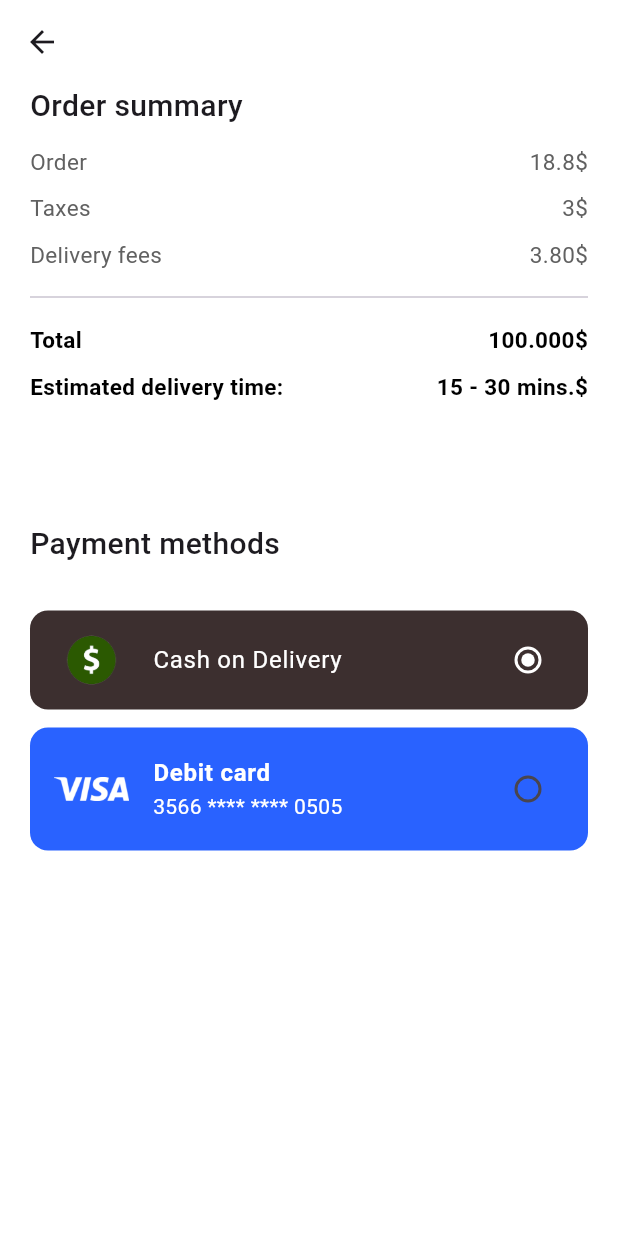
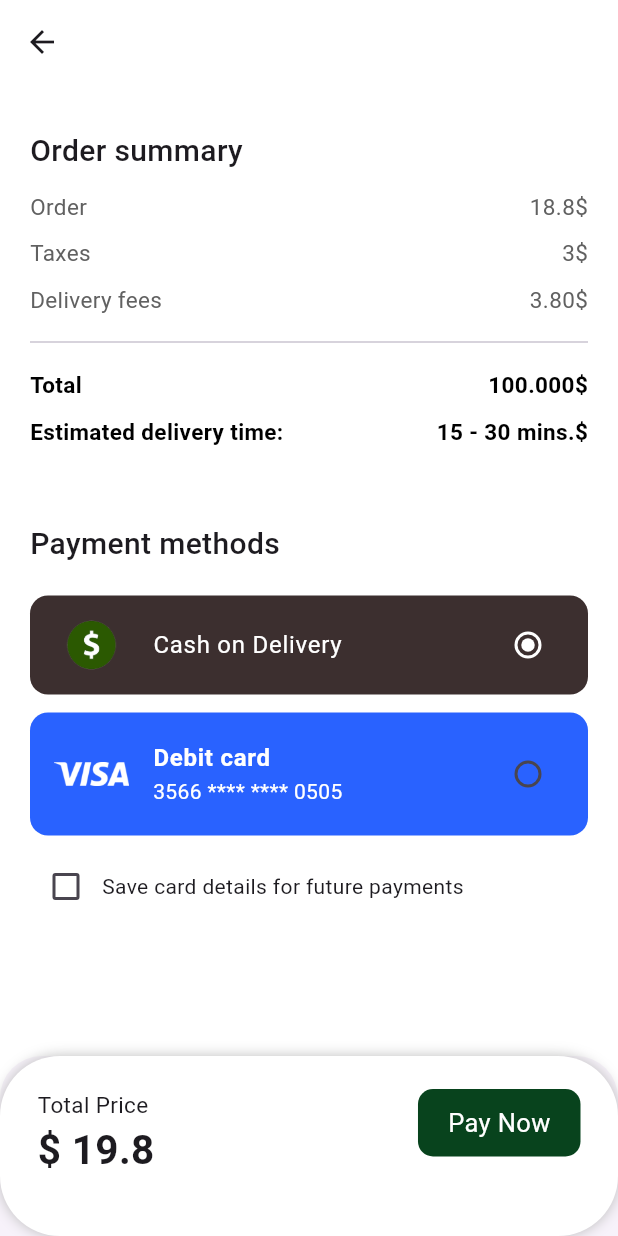
Before and after one commit to mortza20/Hungry, a Flutter app: the CheckOutView screen opened directly, on a phone screen of 412 x 824 dp. Run offline on Flutter 3.47's test engine with Material 3 defaults, Android fonts, the phone set to English and light mode, and no system bars; our stand-ins replace flutter_svg, gap.

Commit message:
complet the Checkout page and the dialog also

```diff
--- a/lib/features/checkout/views/check_out_view.dart
+++ b/lib/features/checkout/views/check_out_view.dart
@@ -1,5 +1,8 @@
+import 'package:dontknow_jus_test/core/constants/app_colors.dart';
 import 'package:dontknow_jus_test/features/checkout/widget/order_summary.dart';
+import 'package:dontknow_jus_test/shared/Custom_button.dart';
 import 'package:dontknow_jus_test/shared/custom_text.dart';
+import 'package:flutter/cupertino.dart';
 import 'package:flutter/material.dart';
 import 'package:gap/gap.dart';
 
@@ -12,16 +15,110 @@ class CheckOutView extends StatefulWidget {
 
 class _CheckOutViewState extends State<CheckOutView> {
   String selectedValue = "cash";
+  bool isChecked = false;
 
   @override
   Widget build(BuildContext context) {
     return Scaffold(
+      bottomSheet: Container(
+        decoration: BoxDecoration(
+          borderRadius: BorderRadius.circular(40),
+          boxShadow: [BoxShadow(color: Colors.grey.shade400, blurRadius: 7)],
+          color: Colors.white,
+        ),
+        padding: EdgeInsets.all(10),
+        height: 120,
+        child: Padding(
+          padding: const EdgeInsets.symmetric(horizontal: 15.0, vertical: 12),
+          child: Row(
+            crossAxisAlignment: CrossAxisAlignment.start,
+            mainAxisAlignment: MainAxisAlignment.spaceBetween,
+            children: [
+              Column(
+                crossAxisAlignment: CrossAxisAlignment.start,
+                children: [
+                  CustomText(
+                    text: "Total Price",
+                    size: 15,
+                    weight: FontWeight.w400,
+                  ),
+                  CustomText(
+                    text: "\$ 19.8",
+                    size: 27,
+                    weight: FontWeight.bold,
+                  ),
+                ],
+              ),
+              CustomButton(
+                text: "Pay Now",
+                onTap: () {
+                  showDialog(
+                    context: context,
+                    builder: (v) {
+                      return Dialog(
+                        child: Container(
+                          height: 300,
+                          width: 150,
+                          decoration: BoxDecoration(
+                            borderRadius: BorderRadius.circular(20),
+                            boxShadow: [
+                              BoxShadow(
+                                color: Colors.grey.shade700,
+                                blurRadius: 7,
+                              ),
+                            ],
+                            color: Colors.white,
+                          ),
+                          child: Column(
+                            children: [
+                              Gap(25),
+                              CircleAvatar(
+                                radius: 30,
+                                backgroundColor: AppColors.primary,
+                                child: Icon(
+                                  Icons.check,
+                                  color: Colors.white,
+                                  size: 40,
+                                ),
+                              ),
+                              Gap(10),
+                              CustomText(
+                                text: "Success !",
+                                size: 35,
+                                color: AppColors.primary,
+                                weight: FontWeight.bold,
+                              ),
+                              Gap(5),
+                              CustomText(
+                                text:
+                                    "Your payment was successful.\nA receipt for this purchase has\nbeen sent to your email.",
+                                color: Colors.grey.shade600,
+                              ),
+                              Gap(20),
+                              CustomButton(
+                                text: "Go back",
+                                width: 120,
+                                onTap: () => Navigator.pop(context),
+                              ),
+                            ],
+                          ),
+                        ),
+                      );
+                    },
+                  );
+                },
+              ),
+            ],
+          ),
+        ),
+      ),
       appBar: AppBar(backgroundColor: Colors.white),
       body: Padding(
         padding: const EdgeInsets.symmetric(horizontal: 20.0),
         child: Column(
           crossAxisAlignment: CrossAxisAlignment.start,
           children: [
+            Gap(30),
             CustomText(
               text: "Order summary",
               size: 20,
@@ -34,14 +131,14 @@ class _CheckOutViewState extends State<CheckOutView> {
               fees: '3.80',
               total: '100.000',
             ),
-            const Gap(80),
+
+            const Gap(50),
             CustomText(
               text: "Payment methods",
               size: 20,
               weight: FontWeight.w500,
             ),
-            const Gap(30),
-
+            const Gap(20),
 
             RadioGroup<String>(
               groupValue: selectedValue,
@@ -53,6 +150,11 @@ class _CheckOutViewState extends State<CheckOutView> {
               child: Column(
                 children: [
                   ListTile(
+                    onTap: () {
+                      setState(() {
+                        selectedValue = "cash";
+                      });
+                    },
                     contentPadding: const EdgeInsets.symmetric(
                       vertical: 5,
                       horizontal: 16,
@@ -76,6 +178,11 @@ class _CheckOutViewState extends State<CheckOutView> {
                   ),
                   const Gap(12),
                   ListTile(
+                    onTap: () {
+                      setState(() {
+                        selectedValue = "visa";
+                      });
+                    },
                     contentPadding: const EdgeInsets.symmetric(
                       vertical: 5,
                       horizontal: 16,
@@ -103,6 +210,21 @@ class _CheckOutViewState extends State<CheckOutView> {
                 ],
               ),
             ),
+            Gap(10),
+            Row(
+              children: [
+                Checkbox(
+                  activeColor: Color(0xffEF2A39),
+                  value: isChecked,
+                  onChanged: (value) => {
+                    setState(() {
+                      isChecked = value!;
+                    }),
+                  },
+                ),
+                CustomText(text: "Save card details for future payments"),
+              ],
+            ),
           ],
         ),
       ),
```
Also changed, not shown: lib/features/checkout/widget/success_dialog.dart (added, +10 -0 lines), pubspec.lock.
